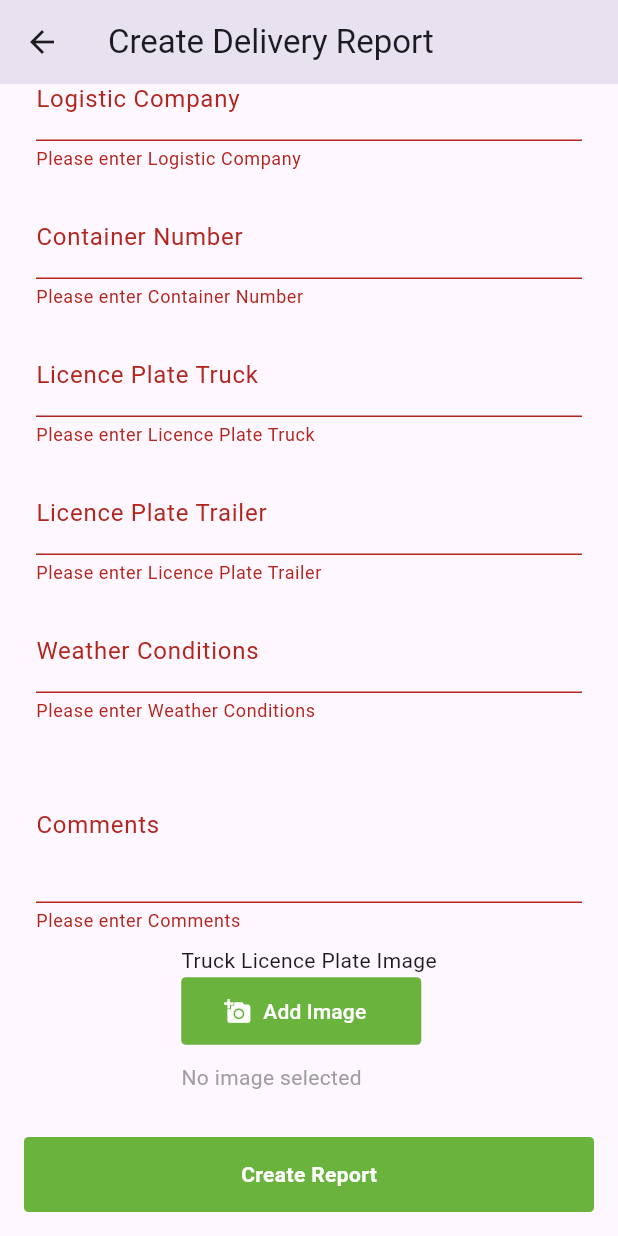
After one commit to BozhidarHr/solar_cargo, a Flutter app: the CreateDeliveryReportScreen screen opened directly, scrolled down 410 dp, after a tap on "Create Report", on a phone screen of 412 x 824 dp. The commit adds this screen. Run offline on Flutter 3.47's test engine with Material 3 defaults, Android fonts, the phone set to English and light mode, and no system bars; our stand-ins replace image_picker, logger, shared_preferences; missing offline and left inert: flutter_tesseract_ocr; accounts and stored records are empty; generated files the repository leaves out were written again.

Commit message:
create report screen

```diff
--- a/lib/app.dart
+++ b/lib/app.dart
@@ -67,7 +67,10 @@ class MyApp extends StatelessWidget {
 // Define a light and dark color theme. Then, read the user's
 // preferred ThemeMode (light, dark, or system default) from the
 // SettingsController to display the correct theme.
-          theme: ThemeData(),
+          theme: ThemeData(
+            primaryColor: const Color(0xFF6AB43E),
+            // Example primary color
+          ),
           darkTheme: ThemeData.dark(),
           debugShowCheckedModeBanner: false,
 // Define a function to handle named routes in order to support
--- a/lib/main.dart
+++ b/lib/main.dart
@@ -1,6 +1,7 @@
 import 'package:flutter/material.dart';
 import 'package:provider/provider.dart';
 import 'package:solar_cargo/providers/auth_provider.dart';
+import 'package:solar_cargo/screens/create_report/viewmodel/create_report_view_model.dart';
 import 'package:solar_cargo/screens/view_reports/viewmodel/view_reports_view_model.dart';
 
 import 'app.dart';
@@ -11,6 +12,7 @@ void main() {
       providers: [
         ChangeNotifierProvider(create: (_) => AuthProvider()),
         ChangeNotifierProvider(create: (_) => ViewReportsViewModel()),
+        ChangeNotifierProvider(create: (_) => CreateReportViewModel()),
 
       ],
       child: const MyApp(),
--- a/lib/routes/route_list.dart
+++ b/lib/routes/route_list.dart
@@ -4,4 +4,6 @@ class RouteList {
   static const String tesseract = '/tesseract';
   static const String viewReports = '/view_reports';
   static const String login = '/login';
+  static const String reportDetails = '/report_details';
+  static const String createReport = '/create_report';
 }
--- a/lib/routes/routes.dart
+++ b/lib/routes/routes.dart
@@ -3,6 +3,7 @@ import 'package:solar_cargo/screens/common/string_extension.dart';
 import 'package:solar_cargo/screens/login/view/login_screen.dart';
 import 'package:solar_cargo/screens/main_screen.dart';
 
+import '../screens/create_report/view/create_report_screen.dart';
 import '../screens/tesseract_ocr_screen.dart';
 import '../screens/view_reports/view/view_reports_screen.dart';
 import '../widgets/error_widget.dart';
@@ -32,6 +33,11 @@ class Routes {
         return _buildRoute(
           settings,
           (context) => const ViewReportsScreen(),
+        );
+      case RouteList.createReport:
+        return _buildRoute(
+          settings,
+              (context) => const CreateDeliveryReportScreen(),
         );
     }
     return _errorRoute();
--- a/lib/screens/common/constants.dart
+++ b/lib/screens/common/constants.dart
@@ -1,6 +1,2 @@
 
 const kLogo = 'assets/images/logo.png';
-
-
-
-const kPrimaryGreenColor = '#6ab43e';
--- /dev/null
+++ b/lib/screens/create_report/view/create_report_screen.dart
@@ -0,0 +1,221 @@
+import 'dart:io';
+import 'package:flutter/material.dart';
+import 'package:provider/provider.dart';
+
+import '../../view_reports/model/delivery_report.dart';
+import '../viewmodel/create_report_view_model.dart';
+import 'widgets/licence_plate_image_field.dart';
+
+enum DeliveryReportField {
+  location,
+  checkingCompany,
+  supplier,
+  deliverySlipNumber,
+  logisticCompany,
+  containerNumber,
+  licencePlateTruck,
+  licencePlateTrailer,
+  weatherConditions,
+  comments,
+}
+
+class CreateDeliveryReportScreen extends StatefulWidget {
+  const CreateDeliveryReportScreen({super.key});
+
+  @override
+  State<CreateDeliveryReportScreen> createState() =>
+      _CreateDeliveryReportScreenState();
+}
+
+class _CreateDeliveryReportScreenState
+    extends State<CreateDeliveryReportScreen> {
+  final _formKey = GlobalKey<FormState>();
+
+  File? _truckImage;
+  File? _trailerImage;
+  late final CreateReportViewModel createReportViewModel;
+
+  // Controllers with enum keys
+  final Map<DeliveryReportField, TextEditingController> _controllers = {
+    for (var field in DeliveryReportField.values) field: TextEditingController(),
+  };
+@override
+  void initState() {
+    createReportViewModel = Provider.of<CreateReportViewModel>(
+      context,
+      listen: false,
+    );
+    super.initState();
+  }
+  @override
+  void dispose() {
+    // Dispose all controllers
+    for (final controller in _controllers.values) {
+      controller.dispose();
+    }
+    super.dispose();
+  }
+
+  void _submit()async {
+    if (_formKey.currentState!.validate()) {
+      final newReport = DeliveryReport(
+        location: _controllers[DeliveryReportField.location]!.text.trim(),
+        checkingCompany:
+        _controllers[DeliveryReportField.checkingCompany]!.text.trim(),
+        supplier: _controllers[DeliveryReportField.supplier]!.text.trim(),
+        deliverySlipNumber:
+        _controllers[DeliveryReportField.deliverySlipNumber]!.text.trim(),
+        logisticCompany:
+        _controllers[DeliveryReportField.logisticCompany]!.text.trim(),
+        containerNumber:
+        _controllers[DeliveryReportField.containerNumber]!.text.trim(),
+        licencePlateTruck:
+        _controllers[DeliveryReportField.licencePlateTruck]!.text.trim(),
+        licencePlateTrailer:
+        _controllers[DeliveryReportField.licencePlateTrailer]!.text.trim(),
+        weatherConditions:
+        _controllers[DeliveryReportField.weatherConditions]!.text.trim(),
+        comments: _controllers[DeliveryReportField.comments]!.text.trim(),
+        truckLicencePlateFile: _truckImage,
+        trailerLicencePlateFile: _trailerImage,
+      );
+
+      print(
+          'Created DeliveryReport: ${newReport.location}, ${newReport.supplier}');
+
+      ScaffoldMessenger.of(context).showSnackBar(
+        const SnackBar(content: Text('Delivery report created')),
+      );
+      await createReportViewModel.createDeliveryReport();
+      // Clear form
+      _formKey.currentState!.reset();
+      _controllers.forEach((key, controller) => controller.clear());
+      setState(() {
+        _truckImage = null;
+        _trailerImage = null;
+      });
+    }
+  }
+
+  Widget _buildTextField({
+    required DeliveryReportField field,
+    required String label,
+    TextInputType keyboardType = TextInputType.text,
+    int maxLines = 1,
+  }) {
+    return Padding(
+      padding: const EdgeInsets.all(8.0),
+      child: TextFormField(
+        controller: _controllers[field],
+        decoration: InputDecoration(
+          labelText: label,
+          enabledBorder: const UnderlineInputBorder(
+            borderSide: BorderSide(color: Colors.grey),
+          ),
+          focusedBorder: const UnderlineInputBorder(
+            borderSide: BorderSide(color: Colors.grey),
+          ),
+        ),
+        validator: (value) =>
+        value == null || value.isEmpty ? 'Please enter $label' : null,
+        keyboardType: keyboardType,
+        maxLines: maxLines,
+      ),
+    );
+  }
+
+  @override
+  Widget build(BuildContext context) {
+    return Scaffold(
+      appBar: AppBar(
+        title: const Text('Create Delivery Report'),
+      ),
+      body: SingleChildScrollView(
+        padding: const EdgeInsets.all(16),
+        child: Form(
+          key: _formKey,
+          child: Column(
+            children: [
+              _buildTextField(field: DeliveryReportField.location, label: 'Location'),
+              _buildTextField(
+                  field: DeliveryReportField.checkingCompany,
+                  label: 'Checking Company'),
+              _buildTextField(field: DeliveryReportField.supplier, label: 'Supplier'),
+              _buildTextField(
+                  field: DeliveryReportField.deliverySlipNumber,
+                  label: 'Delivery Slip Number'),
+              _buildTextField(
+                  field: DeliveryReportField.logisticCompany,
+                  label: 'Logistic Company'),
+              _buildTextField(
+                  field: DeliveryReportField.containerNumber,
+                  label: 'Container Number'),
+              _buildTextField(
+                  field: DeliveryReportField.licencePlateTruck,
+                  label: 'Licence Plate Truck'),
+              _buildTextField(
+                  field: DeliveryReportField.licencePlateTrailer,
+                  label: 'Licence Plate Trailer'),
+              _buildTextField(
+                  field: DeliveryReportField.weatherConditions,
+                  label: 'Weather Conditions'),
+              _buildTextField(
+                field: DeliveryReportField.comments,
+                label: 'Comments',
+                keyboardType: TextInputType.multiline,
+                maxLines: 3,
+              ),
+              LicencePlateImageField(
+                label: 'Truck Licence Plate Image',
+                onImageSelected: (file) {
+                  setState(() {
+                    _truckImage = file;
+                  });
+                },
+              ),
+              const SizedBox(height: 20),
+              LicencePlateImageField(
+                label: 'Trailer Licence Plate Image',
+                onImageSelected: (file) {
+                  setState(() {
+                    _trailerImage = file;
+                  });
+                },
+              ),
+              const SizedBox(height: 80), // Space above sticky button
+            ],
+          ),
+        ),
+      ),
+      bottomNavigationBar: Padding(
+        padding: const EdgeInsets.all(16),
+        child: SizedBox(
+          width: double.infinity,
+          height: 50,
+          child: ElevatedButton(
+            style: ElevatedButton.styleFrom(
+              elevation: 0,
+              minimumSize: const Size(160, 45),
+              foregroundColor: Colors.white,
+              backgroundColor: Theme.of(context).primaryColor,
+              shape: RoundedRectangleBorder(
+                borderRadius: BorderRadius.circular(3),
+              ),
+            ),
+            onPressed: _submit,
+            child: Padding(
+              padding: const EdgeInsets.all(8.0),
+              child: Text(
+                'Create Report',
+                style: Theme.of(context)
+                    .textTheme
+                    .bodyMedium!
+                    .copyWith(color: Colors.white, fontWeight: FontWeight.w700),
+              ),
+            ),
+          ),
+        ),
+      ),
+    );
+  }
+}
--- /dev/null
+++ b/lib/screens/create_report/view/widgets/licence_plate_image_field.dart
@@ -0,0 +1,124 @@
+import 'dart:io';
+
+import 'package:flutter/material.dart';
+import 'package:image_picker/image_picker.dart';
+
+class LicencePlateImageField extends StatefulWidget {
+  final String label;
+  final void Function(File?) onImageSelected;
+
+  const LicencePlateImageField({
+    super.key,
+    required this.label,
+    required this.onImageSelected,
+  });
+
+  @override
+  State<LicencePlateImageField> createState() => _LicencePlateImageFieldState();
+}
+
+class _LicencePlateImageFieldState extends State<LicencePlateImageField> {
+  File? _selectedImage;
+  final ImagePicker _picker = ImagePicker();
+
+  Future<void> _pickImage(ImageSource source) async {
+    final pickedFile =
+        await _picker.pickImage(source: source, imageQuality: 80);
+
+    if (pickedFile != null) {
+      setState(() {
+        _selectedImage = File(pickedFile.path);
+      });
+      widget.onImageSelected(_selectedImage);
+    }
+  }
+
+  void _showImageSourceActionSheet() {
+    showModalBottomSheet(
+      context: context,
+      builder: (_) {
+        return SafeArea(
+          child: Wrap(
+            children: [
+              ListTile(
+                leading: const Icon(Icons.camera_alt),
+                title: const Text('Take Photo'),
+                onTap: () {
+                  Navigator.of(context).pop();
+                  _pickImage(ImageSource.camera);
+                },
+              ),
+              ListTile(
+                leading: const Icon(Icons.photo_library),
+                title: const Text('Choose from Gallery'),
+                onTap: () {
+                  Navigator.of(context).pop();
+                  _pickImage(ImageSource.gallery);
+                },
+              ),
+            ],
+          ),
+        );
+      },
+    );
+  }
+
+  @override
+  Widget build(BuildContext context) {
+    return Column(
+      crossAxisAlignment: CrossAxisAlignment.start,
+      children: [
+        Text(
+          widget.label,
+          style: Theme.of(context).textTheme.bodyMedium,
+        ),
+        if (_selectedImage == null)
+          ElevatedButton.icon(
+            style:ElevatedButton.styleFrom(
+              elevation: 0,
+              minimumSize: const Size(160, 45),
+              foregroundColor: Colors.white,
+              backgroundColor: Theme.of(context).primaryColor,
+              shape: RoundedRectangleBorder(
+                borderRadius: BorderRadius.circular(3),
+              ),
+            ),
+            onPressed: _showImageSourceActionSheet,
+            icon: const Icon(Icons.add_a_photo),
+            label: const Text('Add Image'),
+          ),
+        const SizedBox(height: 10),
+        if (_selectedImage != null)
+          Stack(
+            alignment: Alignment.topRight,
+            children: [
+              Image.file(
+                _selectedImage!,
+                width: 200,
+                height: 150,
+                fit: BoxFit.cover,
+              ),
+              GestureDetector(
+                onTap: () {
+                  setState(() {
+                    _selectedImage = null;
+                    widget.onImageSelected(_selectedImage);
+                  });
+                },
+                child: const CircleAvatar(
+                  radius: 12,
+                  backgroundColor: Colors.black54,
+                  child: Icon(Icons.close, size: 16, color: Colors.white),
+                ),
+              ),
+            ],
+          )
+        else
+          const Text(
+            'No image selected',
+            style: TextStyle(color: Colors.grey),
+          ),
+      ],
+    );
+  }
+}
--- a/lib/screens/view_reports/model/delivery_report.dart
+++ b/lib/screens/view_reports/model/delivery_report.dart
@@ -1,3 +1,5 @@
+import 'dart:io';
+
 class DeliveryReport {
   final int? id;
   final String? location;
@@ -9,10 +11,17 @@ class DeliveryReport {
   final String? licencePlateTruck;
   final String? licencePlateTrailer;
   final String? weatherConditions;
+  final String? truckLicencePlatePath;
+  final String? trailerLicencePlatePath;
   final String? comments;
   final String? createdAt;
   final String? updatedAt;
   final int? user;
+
+  // Files to upload (not coming from API response, but set by app when needed)
+  File? truckLicencePlateFile;
+  File? trailerLicencePlateFile;
+
 
   DeliveryReport({
     this.id,
@@ -25,10 +34,14 @@ class DeliveryReport {
     this.licencePlateTruck,
     this.licencePlateTrailer,
     this.weatherConditions,
+    this.truckLicencePlatePath,
+    this.trailerLicencePlatePath,
     this.comments,
     this.createdAt,
     this.updatedAt,
     this.user,
+    this.truckLicencePlateFile,
+    this.trailerLicencePlateFile,
   });
 
   factory DeliveryReport.fromJson(Map<String, dynamic> json) {
@@ -43,6 +56,9 @@ class DeliveryReport {
       licencePlateTruck: json['licence_plate_truck'],
       licencePlateTrailer: json['licence_plate_trailer'],
       weatherConditions: json['weather_conditions'],
+      truckLicencePlatePath: json['truck_license_plate_image'],
+      trailerLicencePlatePath: json['trailer_license_plate_image'],
+
       comments: json['comments'],
       createdAt: json['created_at'],
       updatedAt: json['updated_at'],
@@ -62,6 +78,8 @@ class DeliveryReport {
       'licence_plate_truck': licencePlateTruck,
       'licence_plate_trailer': licencePlateTrailer,
       'weather_conditions': weatherConditions,
+      'truck_license_plate_image': truckLicencePlateFile,
+      'trailer_license_plate_image': truckLicencePlateFile,
       'comments': comments,
       'created_at': createdAt,
       'updated_at': updatedAt,
```
Also changed, not shown: lib/screens/create_report/viewmodel/create_report_view_model.dart (added, +36 -0 lines), lib/screens/home_screen.dart (+25 -5 lines), lib/screens/view_reports/view/view_reports_screen.dart (+3 -5 lines), lib/services/solar_services.dart (+26 -0 lines).
